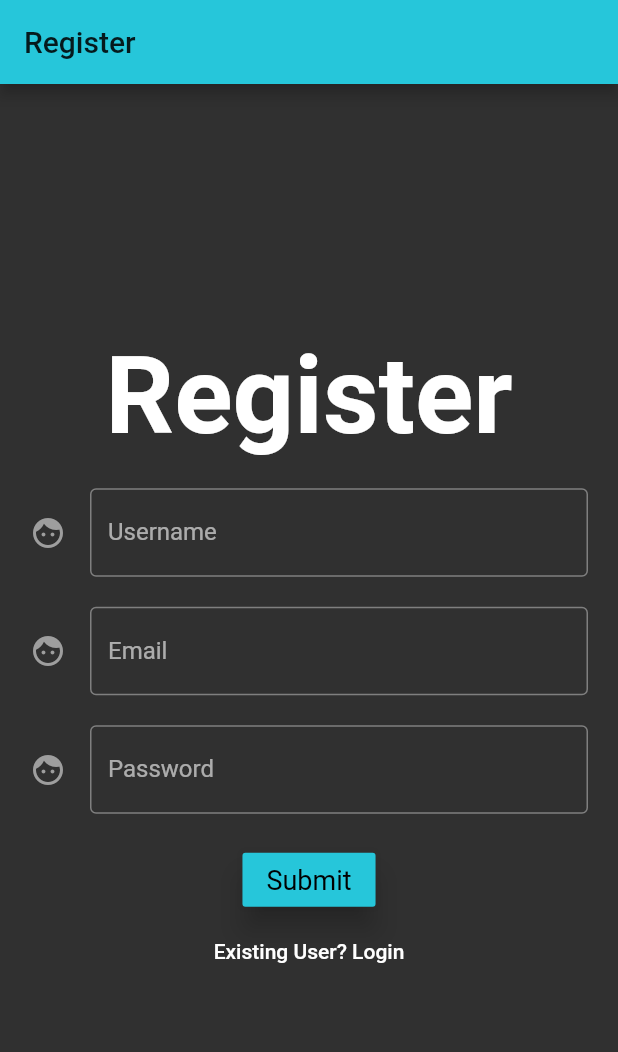
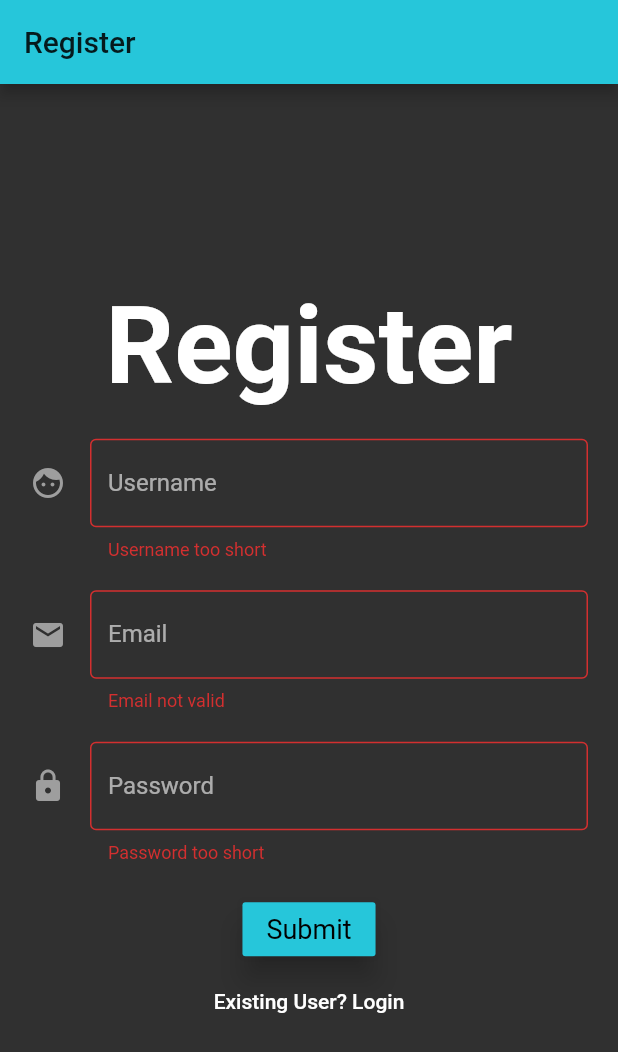
Before and after one commit to raphaelpinel/flutter-eCommerce, a Flutter app: the screen it shows after launch, after a tap on "Submit", on a phone screen of 412 x 824 dp. Shown: the top 1052 px of the screen. Run offline on Flutter 3.47's test engine with Material 2 defaults, Android fonts, the phone set to English and light mode, and no system bars.

Commit message:
validate form and save variables

```diff
--- a/lib/pages/register_page.dart
+++ b/lib/pages/register_page.dart
@@ -8,6 +8,100 @@ class RegisterPage extends StatefulWidget {
 }
 
 class _RegisterPageState extends State<RegisterPage> {
+  final _formKey = GlobalKey<FormState>();
+
+  String _username, _email, _password;
+
+  Widget _showTitle() => Text(
+        'Register',
+        style: Theme.of(context).textTheme.headline,
+      );
+
+  Widget _showUserNameInput() => Padding(
+        padding: EdgeInsets.only(top: 20.0),
+        child: TextFormField(
+          onSaved: (val) => _username = val,
+          validator: (val) => val.length < 6 ? 'Username too short' : null,
+          decoration: InputDecoration(
+            border: OutlineInputBorder(),
+            labelText: 'Username',
+            hintText: 'Enter username, min length 6',
+            icon: Icon(
+              Icons.face,
+              color: Colors.grey,
+            ),
+          ),
+        ),
+      );
+
+  Widget _showEmailInput() => Padding(
+        padding: EdgeInsets.only(top: 20.0),
+        child: TextFormField(
+          onSaved: (val) => _email = val,
+          validator: (val) =>
+              !RegExp(r'^(([^<>()[\]\\.,;:\s@\"]+(\.[^<>()[\]\\.,;:\s@\"]+)*)|(\".+\"))@((\[[0-9]{1,3}\.[0-9]{1,3}\.[0-9]{1,3}\.[0-9]{1,3}\])|(([a-zA-Z\-0-9]+\.)+[a-zA-Z]{2,}))$')
+                      .hasMatch(val)
+                  ? 'Email not valid'
+                  : null,
+          decoration: InputDecoration(
+            border: OutlineInputBorder(),
+            labelText: 'Email',
+            hintText: 'Enter your email address',
+            icon: Icon(
+              Icons.email,
+              color: Colors.grey,
+            ),
+          ),
+        ),
+      );
+
+  Widget _showPasswordInput() => Padding(
+        padding: EdgeInsets.only(top: 20.0),
+        child: TextFormField(
+          onSaved: (val) => _password = val,
+          validator: (val) => val.length < 6 ? 'Password too short' : null,
+          obscureText: true,
+          decoration: InputDecoration(
+            border: OutlineInputBorder(),
+            labelText: 'Password',
+            hintText: 'Enter a password, min length 6 ',
+            icon: Icon(
+              Icons.lock,
+              color: Colors.grey,
+            ),
+          ),
+        ),
+      );
+
+  Widget _showFormActions() => Padding(
+        padding: EdgeInsets.only(top: 20.0),
+        child: Column(
+          children: <Widget>[
+            RaisedButton(
+              child: Text('Submit',
+                  style: Theme.of(context).textTheme.body1.copyWith(
+                        color: Colors.black,
+                      )),
+              onPressed: _submit,
+              color: Theme.of(context).primaryColor,
+              elevation: 8.0,
+            ),
+            FlatButton(
+              child: Text('Existing User? Login'),
+              onPressed: () => print('login'),
+            )
+          ],
+        ),
+      );
+
+  void _submit() {
+    final form = _formKey.currentState;
+    if (form.validate()) {
+      form.save();
+      print('username: $_username, email: $_email, password: $_password');
+    }
+  }
+
   @override
   Widget build(BuildContext context) {
     return Scaffold(
@@ -21,76 +115,15 @@ class _RegisterPageState extends State<RegisterPage> {
         child: Center(
           child: SingleChildScrollView(
             child: Form(
+              key: _formKey,
               child: Column(
                 // mainAxisAlignment: MainAxisAlignment.center,
                 children: <Widget>[
-                  Text(
-                    'Register',
-                    style: Theme.of(context).textTheme.headline,
-                  ),
-                  Padding(
-                    padding: EdgeInsets.only(top: 20.0),
-                    child: TextFormField(
-                      decoration: InputDecoration(
-                        border: OutlineInputBorder(),
-                        labelText: 'Username',
-                        hintText: 'Enter username, min length 6',
-                        icon: Icon(
-                          Icons.face,
-                          color: Colors.grey,
-                        ),
-                      ),
-                    ),
-                  ),
-                  Padding(
-                    padding: EdgeInsets.only(top: 20.0),
-                    child: TextFormField(
-                      decoration: InputDecoration(
-                        border: OutlineInputBorder(),
-                        labelText: 'Email',
-                        hintText: 'Enter your email address',
-                        icon: Icon(
-                          Icons.face,
-                          color: Colors.grey,
-                        ),
-                      ),
-                    ),
-                  ),
-                  Padding(
-                    padding: EdgeInsets.only(top: 20.0),
-                    child: TextFormField(
-                      obscureText: true,
-                      decoration: InputDecoration(
-                        border: OutlineInputBorder(),
-                        labelText: 'Password',
-                        hintText: 'Enter a password, min length 6 ',
-                        icon: Icon(
-                          Icons.face,
-                          color: Colors.grey,
-                        ),
-                      ),
-                    ),
-                  ),
-                  Padding(
-                    padding: EdgeInsets.only(top: 20.0),
-                    child: Column(
-                      children: <Widget>[
-                        RaisedButton(
-                          child: Text('Submit',
-                              style: Theme.of(context).textTheme.body1.copyWith(
-                                    color: Colors.black,
-                                  )),
-                          onPressed: () {},
-                          color: Theme.of(context).primaryColor,
-                          elevation: 8.0,
-                        ),
-                        FlatButton(
-                          child: Text('Existing User? Login'),
-                          onPressed: () => print('login'),
-                        )
-                      ],
-                    ),
-                  )
+                  _showTitle(),
+                  _showUserNameInput(),
+                  _showEmailInput(),
+                  _showPasswordInput(),
+                  _showFormActions(),
                 ],
               ),
             ),
```
